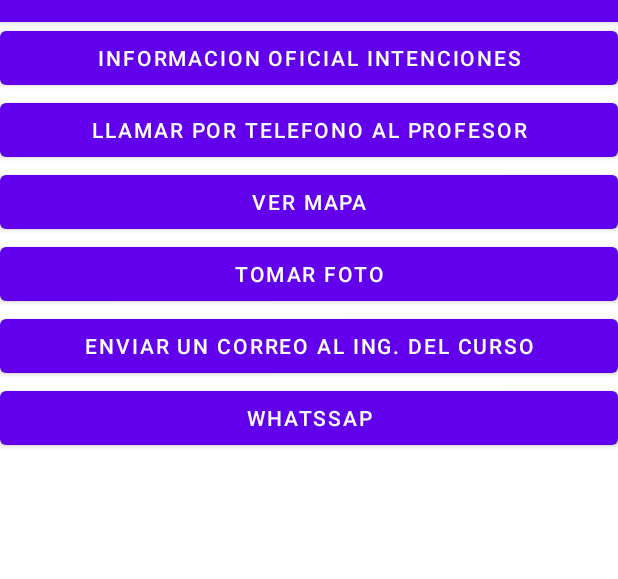
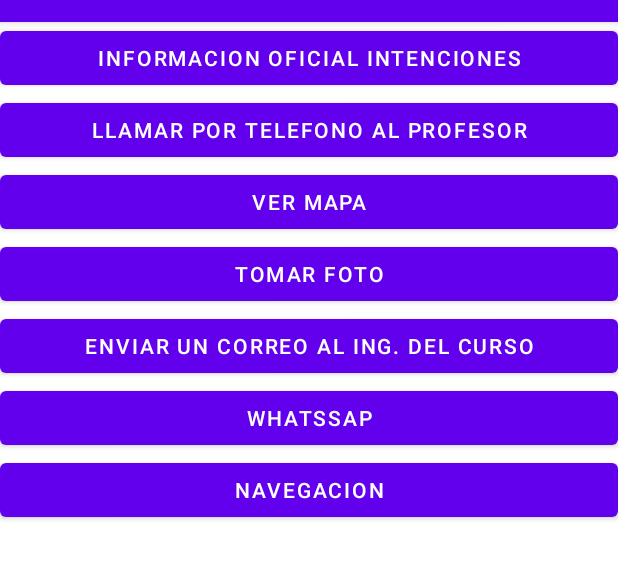
Before and after one commit to Yennyqm/MiParte_2, an Android app: the Intenciones screen opened directly, with no data from a screen before it, on a phone screen of 412 x 824 dp, the part 62-641 px from its top. Run offline under Robolectric (Android 15) with nearby library versions, the phone set to English and light mode, and no system bars.

Commit message:
Navegacion usando alertdialog , caso completo y selecionando entre maps y Waze

```diff
--- a/app/src/main/res/layout/activity_intenciones.xml
+++ b/app/src/main/res/layout/activity_intenciones.xml
@@ -35,4 +35,9 @@
         android:layout_height="wrap_content"
         android:onClick="whatssap"
         android:text="Whatssap" />
+    <Button
+        android:layout_width="match_parent"
+        android:layout_height="wrap_content"
+        android:onClick="navegacion"
+        android:text="Navegacion" />
 </LinearLayout>
```
Also changed, not shown: app/src/main/java/com/ditec/miparte2/Intenciones.java (+40 -1 lines).
